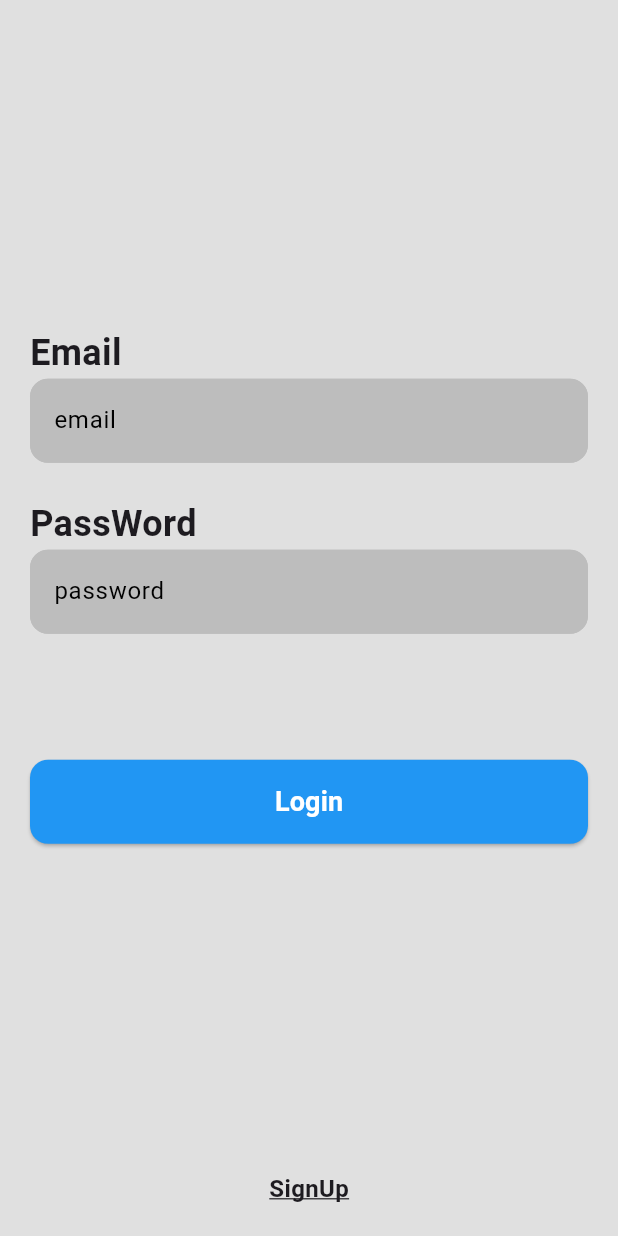
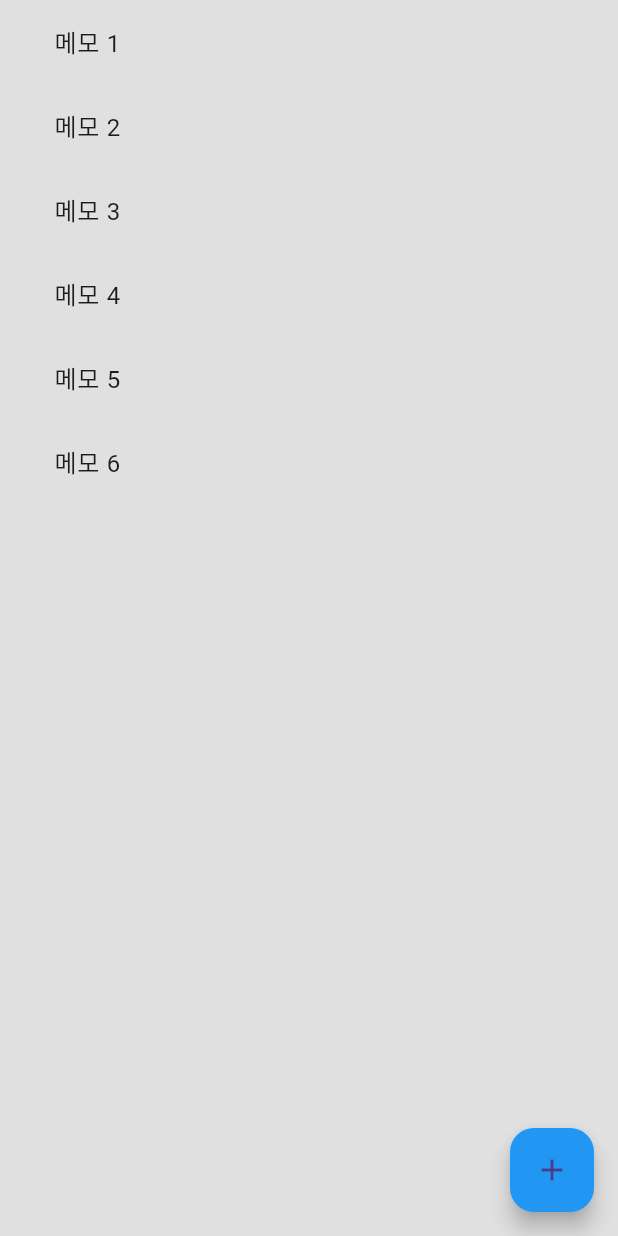
Before and after one commit to spicypunch/MemoEveryWhere, a Flutter app: the screen it shows after launch, on a phone screen of 412 x 824 dp. Run offline on Flutter 3.47's test engine with Material 3 defaults, Android fonts, the phone set to English and light mode, and no system bars; our stand-ins replace firebase_auth, firebase_core, flutter_hooks, flutter_riverpod, freezed_annotation, go_router and 1 more; accounts and stored records are empty; generated files the repository leaves out were written again.

Commit message:
feature: 플랫폼 간 표시되는 홈 ui 분리

```diff
--- a/lib/core/components/default_layout.dart
+++ b/lib/core/components/default_layout.dart
@@ -5,14 +5,16 @@ import '../colors/default_colors.dart';
 
 class DefaultLayout extends StatelessWidget {
   final Widget child;
-
   final String? title; // AppBar 타이틀
   final Color titleColor; // AppBar 타이틀 color
   final double fontSize; // 타이틀 폰트 size
   final FontWeight fontWeight; // 타이틀 폰트 weight
-
   final Color backgroundColor; // View BackgroundColor
   final Color appBarBackgroundColor; // AppBar BackgroundColor
+  final bool showBackButton; // 뒤로가기 버튼 표시 여부
+  final bool showFloatingActionButton; // 플로팅 버튼 표시 여부
+  final VoidCallback? onFloatingActionButtonPressed; // 플로팅 버튼 콜백
+  final Widget? floatingActionButtonChild; // 플로팅 버튼 커스텀 위젯
 
   const DefaultLayout({
     required this.child,
@@ -22,6 +24,10 @@ class DefaultLayout extends StatelessWidget {
     this.fontWeight = FontWeight.w700,
     this.backgroundColor = DefaultColors.grey300,
     this.appBarBackgroundColor = DefaultColors.grey300,
+    this.showBackButton = false,
+    this.showFloatingActionButton = false,
+    this.onFloatingActionButtonPressed,
+    this.floatingActionButtonChild,
     super.key,
   });
 
@@ -31,6 +37,8 @@ class DefaultLayout extends StatelessWidget {
       backgroundColor: backgroundColor,
       appBar: renderAppBar(context),
       body: child,
+      floatingActionButton:
+          showFloatingActionButton ? renderFloatingActionButton() : null,
     );
   }
 
@@ -49,14 +57,24 @@ class DefaultLayout extends StatelessWidget {
           fontWeight: fontWeight,
         ),
       ),
-      leading: context.canPop()
+      leading: (showBackButton)
           ? IconButton(
-        onPressed: () {
-          context.pop();
-        },
-        icon: Icon(Icons.arrow_back_rounded, size: 24),
-      )
+              onPressed: () {
+                context.pop();
+              },
+              icon: Icon(Icons.arrow_back_rounded, size: 24),
+            )
           : null,
     );
   }
+
+  Widget? renderFloatingActionButton() {
+    if (!showFloatingActionButton) return null;
+
+    return FloatingActionButton(
+      onPressed: onFloatingActionButtonPressed,
+      backgroundColor: DefaultColors.modernBlue,
+      child: floatingActionButtonChild ?? Icon(Icons.add),
+    );
+  }
 }
--- a/lib/core/go_router/go_router.dart
+++ b/lib/core/go_router/go_router.dart
@@ -1,17 +1,18 @@
 import 'package:flutter/cupertino.dart';
 import 'package:flutter_riverpod/flutter_riverpod.dart';
 import 'package:go_router/go_router.dart';
+import 'package:memo_everywhere/features/add/presentation/add_screen.dart';
 
-import '../../features/auth/presentation/auth/signin_screen.dart';
-import '../../features/auth/presentation/auth/signup_screen.dart';
-import '../../features/detail/detail_screen.dart';
-import '../../features/home/home_screen.dart';
-import '../../features/settings/settings_screen.dart';
+import '../../features/auth/presentation/signin_screen.dart';
+import '../../features/auth/presentation/signup_screen.dart';
+import '../../features/detail/presentation/detail_screen.dart';
+import '../../features/home/presentaion/home_screen.dart';
+import '../../features/settings/presentation/settings_screen.dart';
 
 final routerProvider = Provider<GoRouter>(
   (ref) {
     return GoRouter(
-      initialLocation: '/signin',
+      initialLocation: '/home',
       redirect: (BuildContext context, GoRouterState state) {
         return null;
       },
@@ -26,7 +27,11 @@ final routerProvider = Provider<GoRouter>(
                 name: 'signup',
                 builder: (context, state) => SignUpScreen(),
               ),
-          ]
+            ]),
+        GoRoute(
+          path: '/add',
+          name: 'add',
+          builder: (context, state) => AddScreen(),
         ),
         GoRoute(
           path: '/home',
--- /dev/null
+++ b/lib/features/add/presentation/add_screen.dart
@@ -0,0 +1,12 @@
+import 'package:flutter/material.dart';
+import 'package:hooks_riverpod/hooks_riverpod.dart';
+import 'package:memo_everywhere/core/components/default_layout.dart';
+
+class AddScreen extends HookConsumerWidget {
+  const AddScreen({super.key});
+
+  @override
+  Widget build(BuildContext context, WidgetRef ref) {
+    return DefaultLayout(showBackButton: true,title: 'Add', child: Center(child: Text('Add'),));
+  }
+}
--- a/lib/features/auth/domain/entity/user.dart
+++ /dev/null
@@ -1,10 +0,0 @@
-class User {
-  final String email;
-  final String passWord;
-
-  User({
-    required this.email,
-    required this.passWord,
-  });
-
-}
--- a/lib/features/auth/presentation/auth/auth_provider.dart
+++ b/lib/features/auth/presentation/auth_provider.dart
@@ -1,7 +1,7 @@
 import 'package:flutter_riverpod/flutter_riverpod.dart';
 import 'package:memo_everywhere/features/auth/domain/repository/auth_repository.dart';
 
-import '../../domain/state/auth_state.dart';
+import '../domain/state/auth_state.dart';
 
 final authProvider =
 AsyncNotifierProvider<AuthProvider, AuthState>(() => AuthProvider());
--- a/lib/features/auth/presentation/auth/signup_screen.dart
+++ b/lib/features/auth/presentation/signup_screen.dart
@@ -4,9 +4,9 @@ import 'package:go_router/go_router.dart';
 import 'package:hooks_riverpod/hooks_riverpod.dart';
 import 'package:memo_everywhere/features/auth/domain/state/auth_state.dart';
 
-import '../../../../core/components/default_button.dart';
-import '../../../../core/components/default_layout.dart';
-import '../../../../core/components/default_text_field.dart';
+import '../../../core/components/default_button.dart';
+import '../../../core/components/default_layout.dart';
+import '../../../core/components/default_text_field.dart';
 import 'auth_provider.dart';
 
 class SignUpScreen extends HookConsumerWidget {
@@ -64,9 +64,6 @@ class SignUpScreen extends HookConsumerWidget {
             );
           }
         },
-        error: (error, _) => ScaffoldMessenger.of(context).showSnackBar(
-          SnackBar(content: Text(error.toString())),
-        ),
       );
     });
 
@@ -102,9 +99,10 @@ class SignUpScreen extends HookConsumerWidget {
                       children: [
                         Text(
                           'PassWord',
-                          style: TextStyle(fontSize: 24, fontWeight: FontWeight.bold),
+                          style: TextStyle(
+                              fontSize: 24, fontWeight: FontWeight.bold),
                         ),
-                        SizedBox(width: 8),  // 텍스트 사이 간격
+                        SizedBox(width: 8),
                         Text(
                           'at least 6 digits',
                           style: TextStyle(fontSize: 14),
@@ -155,9 +153,10 @@ class SignUpScreen extends HookConsumerWidget {
                     child: Text(
                       'Back to Login',
                       style: TextStyle(
-                          decoration: TextDecoration.underline,
-                          fontSize: 16,
-                          fontWeight: FontWeight.bold),
+                        decoration: TextDecoration.underline,
+                        fontSize: 16,
+                        fontWeight: FontWeight.bold,
+                      ),
                     ),
                   ),
                 ),
--- a/lib/features/detail/detail_screen.dart
+++ /dev/null
@@ -1,11 +0,0 @@
-import 'package:flutter/material.dart';
-import 'package:flutter_riverpod/flutter_riverpod.dart';
-
-class DetailScreen extends ConsumerWidget {
-  const DetailScreen({super.key});
-
-  @override
-  Widget build(BuildContext context, WidgetRef ref) {
-    return Scaffold();
-  }
-}
--- a/lib/features/home/home_screen.dart
+++ b/lib/features/detail/presentation/detail_screen.dart
@@ -1,11 +1,13 @@
 import 'package:flutter/material.dart';
 import 'package:flutter_riverpod/flutter_riverpod.dart';
 
-class HomeScreen extends ConsumerWidget {
-  const HomeScreen({super.key});
+class DetailScreen extends ConsumerWidget {
+  const DetailScreen({super.key});
 
   @override
   Widget build(BuildContext context, WidgetRef ref) {
-    return const Placeholder();
+    return Scaffold(
+      body: Center(child: Text('종마루'),),
+    );
   }
 }
--- /dev/null
+++ b/lib/features/home/presentaion/home_screen.dart
@@ -0,0 +1,73 @@
+import 'dart:io';
+
+import 'package:flutter/foundation.dart';
+import 'package:flutter/material.dart';
+import 'package:go_router/go_router.dart';
+import 'package:hooks_riverpod/hooks_riverpod.dart';
+
+import '../../../core/components/default_layout.dart';
+
+class HomeScreen extends HookConsumerWidget {
+  HomeScreen({super.key});
+
+  final List<Memo> memos = [
+    Memo(title: '메모 1', content: '메모 1의 내용...'),
+    Memo(title: '메모 2', content: '메모 2의 내용...'),
+    Memo(title: '메모 3', content: '메모 3의 내용...'),
+    Memo(title: '메모 4', content: '메모 4의 내용...'),
+    Memo(title: '메모 5', content: '메모 5의 내용...'),
+    Memo(title: '메모 6', content: '메모 6의 내용...'),
+  ];
+
+  @override
+  Widget build(BuildContext context, WidgetRef ref) {
+    bool isMobile = Platform.isAndroid || Platform.isIOS;
+
+    if (kIsWeb) {
+      isMobile = false;
+    }
+
+    return DefaultLayout(
+      showBackButton: true,
+      showFloatingActionButton: true,
+      onFloatingActionButtonPressed: () {
+        context.pushNamed('add');
+      },
+      child: Padding(
+        padding: EdgeInsets.symmetric(
+          horizontal: 20.0,
+        ),
+        child: isMobile ? _buildMobileLayout() : _buildDesktopLayout(),
+      ),
+
+    );
+  }
+
+  Widget _buildMobileLayout() {
+    return ListView.builder(
+      itemCount: memos.length,
+      itemBuilder: (context, index) {
+        return ListTile(
+          title: Text(memos[index].title),
+          onTap: () {
+            context
+                .pushNamed('detail', pathParameters: {'id': index.toString()});
+          },
+        );
+      },
+    );
+  }
+
+  Widget _buildDesktopLayout() {
+    return Center(
+      child: Text('마루'),
+    );
+  }
+}
+
+class Memo {
+  final String title;
+  final String content;
+
+  Memo({required this.title, required this.content});
+}
```
Also changed, not shown: lib/features/auth/presentation/signin_screen.dart (renamed from lib/features/auth/presentation/auth/signin_screen.dart, +5 -5 lines), lib/features/settings/presentation/settings_screen.dart (renamed from lib/features/settings/settings_screen.dart), lib/features/splash/presentation/splash_screen.dart (renamed from lib/features/splash/splash_screen.dart), 1 other file. Lines whose indentation alone changed are shown as unchanged.
